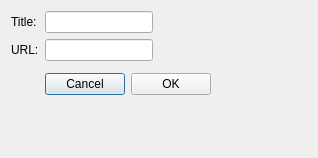
First picture: the form in ui/MediaInjectDialog.ui, repository dmzdev/stance, before the edit.
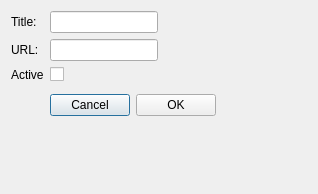
Second picture: the form after the edit.

Commit message: - Added the wiki - Fixed some media bugs

The edit to the form file:
```diff
--- a/ui/MediaInjectDialog.ui
+++ b/ui/MediaInjectDialog.ui
@@ -7,7 +7,7 @@
     <x>0</x>
     <y>0</y>
     <width>318</width>
-    <height>158</height>
+    <height>194</height>
    </rect>
   </property>
   <property name="windowTitle">
@@ -37,10 +37,10 @@
    <item row="1" column="1">
     <widget class="QLineEdit" name="urlText"/>
    </item>
-   <item row="2" column="1">
-    <layout class="QFormLayout" name="groupLayout"/>
-   </item>
    <item row="3" column="1">
+    <layout class="QFormLayout" name="groupLayout"/>
+   </item>
+   <item row="4" column="1">
     <layout class="QHBoxLayout" name="horizontalLayout_2">
      <item>
       <widget class="QPushButton" name="cancelButton">
@@ -58,7 +58,7 @@
      </item>
     </layout>
    </item>
-   <item row="4" column="1">
+   <item row="6" column="1">
     <widget class="QLabel" name="urlWarning">
      <property name="sizePolicy">
       <sizepolicy hsizetype="Preferred" vsizetype="Preferred">
@@ -111,6 +111,20 @@
      </property>
     </widget>
    </item>
+   <item row="2" column="0">
+    <widget class="QLabel" name="activeLabel">
+     <property name="text">
+      <string>Active</string>
+     </property>
+    </widget>
+   </item>
+   <item row="2" column="1">
+    <widget class="QCheckBox" name="activeCheckBox">
+     <property name="text">
+      <string/>
+     </property>
+    </widget>
+   </item>
   </layout>
  </widget>
  <resources/>
```
The commit also changes 12 other files.
